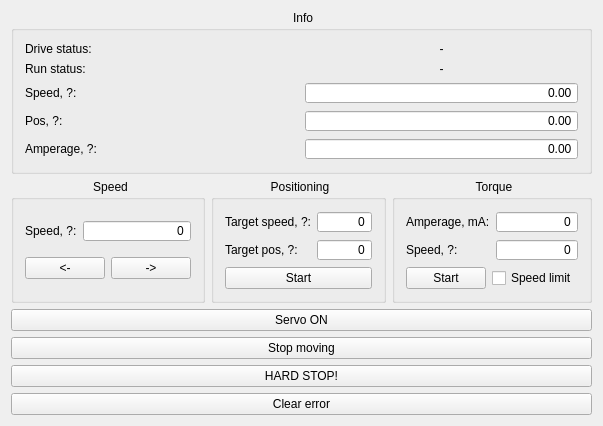
The window that Src/UI/MainWindow.ui (FiddleSnarf/eld2_test) describes before a commit, drawn with Qt 5.
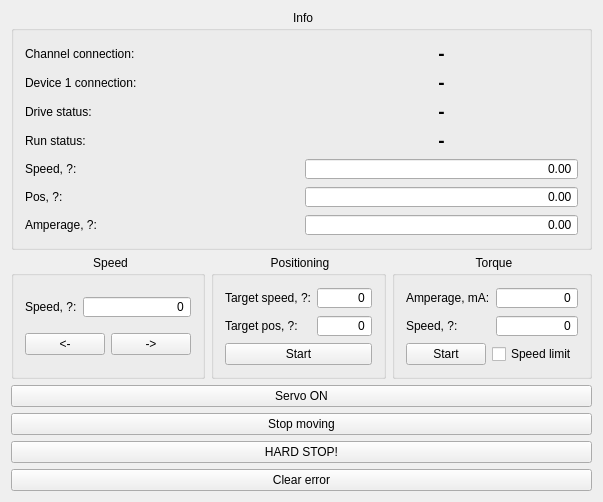
The same window after the commit.

```diff
--- a/Src/UI/MainWindow.ui
+++ b/Src/UI/MainWindow.ui
@@ -7,7 +7,7 @@
     <x>0</x>
     <y>0</y>
     <width>588</width>
-    <height>415</height>
+    <height>477</height>
    </rect>
   </property>
   <property name="windowTitle">
@@ -163,6 +163,9 @@
       <property name="text">
        <string>Servo ON</string>
       </property>
+      <property name="checkable">
+       <bool>true</bool>
+      </property>
      </widget>
     </item>
     <item row="5" column="0" colspan="3">
@@ -232,32 +235,60 @@
        <string>Info</string>
       </property>
       <layout class="QGridLayout" name="gridLayout_5">
-       <item row="0" column="0">
+       <item row="6" column="1">
+        <widget class="QDoubleSpinBox" name="currAmperageBox">
+         <property name="alignment">
+          <set>Qt::AlignRight|Qt::AlignTrailing|Qt::AlignVCenter</set>
+         </property>
+         <property name="readOnly">
+          <bool>true</bool>
+         </property>
+         <property name="buttonSymbols">
+          <enum>QAbstractSpinBox::NoButtons</enum>
+         </property>
+         <property name="minimum">
+          <double>-100000000000000000000.000000000000000</double>
+         </property>
+         <property name="maximum">
+          <double>99999999999999991611392.000000000000000</double>
+         </property>
+        </widget>
+       </item>
+       <item row="5" column="1">
+        <widget class="QDoubleSpinBox" name="currPosBox">
+         <property name="alignment">
+          <set>Qt::AlignRight|Qt::AlignTrailing|Qt::AlignVCenter</set>
+         </property>
+         <property name="readOnly">
+          <bool>true</bool>
+         </property>
+         <property name="buttonSymbols">
+          <enum>QAbstractSpinBox::NoButtons</enum>
+         </property>
+         <property name="minimum">
+          <double>-1000000000000000000.000000000000000</double>
+         </property>
+         <property name="maximum">
+          <double>99999999999999991611392.000000000000000</double>
+         </property>
+        </widget>
+       </item>
+       <item row="2" column="0">
         <widget class="QLabel" name="label_6">
          <property name="text">
           <string>Drive status:</string>
          </property>
         </widget>
        </item>
-       <item row="1" column="1">
-        <widget class="QLabel" name="label_8">
-         <property name="text">
-          <string>-</string>
-         </property>
-         <property name="alignment">
-          <set>Qt::AlignCenter</set>
-         </property>
-        </widget>
-       </item>
-       <item row="1" column="0">
-        <widget class="QLabel" name="label_7">
-         <property name="text">
-          <string>Run status:</string>
-         </property>
-        </widget>
-       </item>
-       <item row="0" column="1">
+       <item row="2" column="1">
         <widget class="QLabel" name="driveStatusLbl">
+         <property name="font">
+          <font>
+           <pointsize>14</pointsize>
+           <weight>75</weight>
+           <bold>true</bold>
+          </font>
+         </property>
          <property name="text">
           <string>-</string>
          </property>
@@ -266,28 +297,45 @@
          </property>
         </widget>
        </item>
-       <item row="3" column="0">
+       <item row="3" column="1">
+        <widget class="QLabel" name="runStatusLbl">
+         <property name="font">
+          <font>
+           <pointsize>14</pointsize>
+           <weight>75</weight>
+           <bold>true</bold>
+          </font>
+         </property>
+         <property name="text">
+          <string>-</string>
+         </property>
+         <property name="alignment">
+          <set>Qt::AlignCenter</set>
+         </property>
+        </widget>
+       </item>
+       <item row="5" column="0">
         <widget class="QLabel" name="label_10">
          <property name="text">
           <string>Pos, ?:</string>
          </property>
         </widget>
        </item>
-       <item row="2" column="0">
-        <widget class="QLabel" name="label_9">
+       <item row="3" column="0">
+        <widget class="QLabel" name="label_7">
          <property name="text">
-          <string>Speed, ?:</string>
+          <string>Run status:</string>
          </property>
         </widget>
        </item>
-       <item row="4" column="0">
+       <item row="6" column="0">
         <widget class="QLabel" name="label_11">
          <property name="text">
           <string>Amperage, ?:</string>
          </property>
         </widget>
        </item>
-       <item row="2" column="1">
+       <item row="4" column="1">
         <widget class="QDoubleSpinBox" name="currSpeedBox">
          <property name="alignment">
           <set>Qt::AlignRight|Qt::AlignTrailing|Qt::AlignVCenter</set>
@@ -306,41 +354,58 @@
          </property>
         </widget>
        </item>
-       <item row="3" column="1">
-        <widget class="QDoubleSpinBox" name="currPosBox">
-         <property name="alignment">
-          <set>Qt::AlignRight|Qt::AlignTrailing|Qt::AlignVCenter</set>
+       <item row="0" column="0">
+        <widget class="QLabel" name="label_12">
+         <property name="text">
+          <string>Channel connection:</string>
          </property>
-         <property name="readOnly">
-          <bool>true</bool>
+        </widget>
+       </item>
+       <item row="4" column="0">
+        <widget class="QLabel" name="label_9">
+         <property name="text">
+          <string>Speed, ?:</string>
          </property>
-         <property name="buttonSymbols">
-          <enum>QAbstractSpinBox::NoButtons</enum>
+        </widget>
+       </item>
+       <item row="1" column="0">
+        <widget class="QLabel" name="label_13">
+         <property name="text">
+          <string>Device 1 connection:</string>
          </property>
-         <property name="minimum">
-          <double>-1000000000000000000.000000000000000</double>
-         </property>
-         <property name="maximum">
-          <double>99999999999999991611392.000000000000000</double>
-         </property>
         </widget>
        </item>
-       <item row="4" column="1">
-        <widget class="QDoubleSpinBox" name="currAmperageBox">
-         <property name="alignment">
-          <set>Qt::AlignRight|Qt::AlignTrailing|Qt::AlignVCenter</set>
+       <item row="0" column="1">
+        <widget class="QLabel" name="chConnLbl">
+         <property name="font">
+          <font>
+           <pointsize>14</pointsize>
+           <weight>75</weight>
+           <bold>true</bold>
+          </font>
          </property>
-         <property name="readOnly">
-          <bool>true</bool>
+         <property name="text">
+          <string>-</string>
          </property>
-         <property name="buttonSymbols">
-          <enum>QAbstractSpinBox::NoButtons</enum>
+         <property name="alignment">
+          <set>Qt::AlignCenter</set>
          </property>
-         <property name="minimum">
-          <double>-100000000000000000000.000000000000000</double>
+        </widget>
+       </item>
+       <item row="1" column="1">
+        <widget class="QLabel" name="dev1ConnLbl">
+         <property name="font">
+          <font>
+           <pointsize>14</pointsize>
+           <weight>75</weight>
+           <bold>true</bold>
+          </font>
          </property>
-         <property name="maximum">
-          <double>99999999999999991611392.000000000000000</double>
+         <property name="text">
+          <string>-</string>
+         </property>
+         <property name="alignment">
+          <set>Qt::AlignCenter</set>
          </property>
         </widget>
        </item>
```
